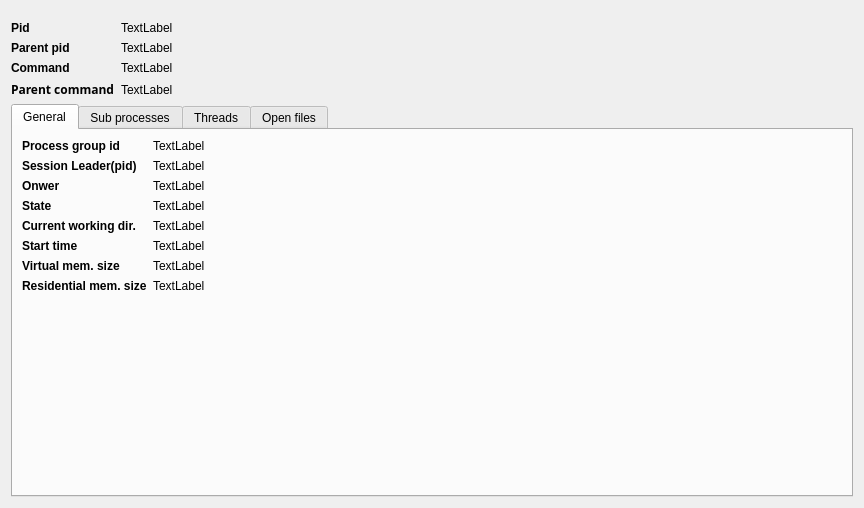
Before: the Qt Designer form src/ui/procinfodialog.ui in iddekingej/procgui, drawn with Qt 5.
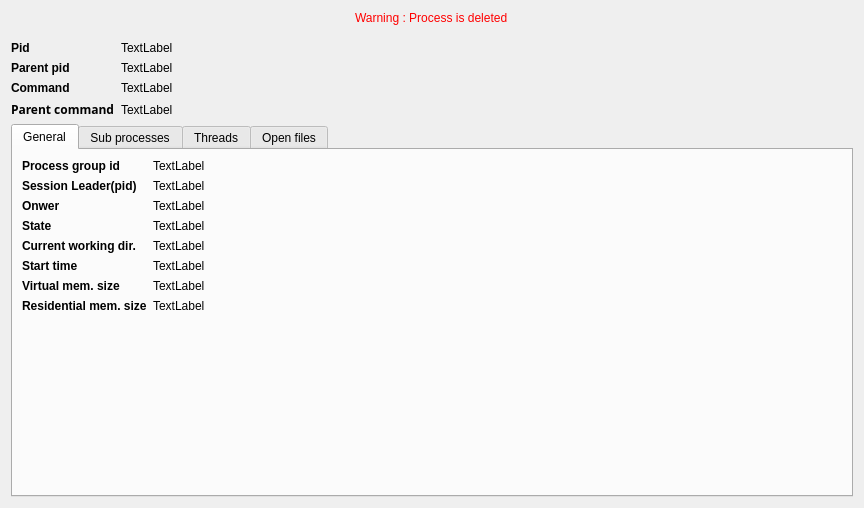
After: the same form once the commit is applied.

The edit to the form file:
```diff
--- a/src/ui/procinfodialog.ui
+++ b/src/ui/procinfodialog.ui
@@ -14,6 +14,16 @@
    <string>Dialog</string>
   </property>
   <layout class="QVBoxLayout" name="verticalLayout">
+   <item alignment="Qt::AlignHCenter">
+    <widget class="QLabel" name="deadWarning">
+     <property name="styleSheet">
+      <string notr="true">QLabel{color:#F00}</string>
+     </property>
+     <property name="text">
+      <string>Warning : Process is deleted</string>
+     </property>
+    </widget>
+   </item>
    <item>
     <layout class="QFormLayout" name="formLayout">
      <property name="topMargin">
```
